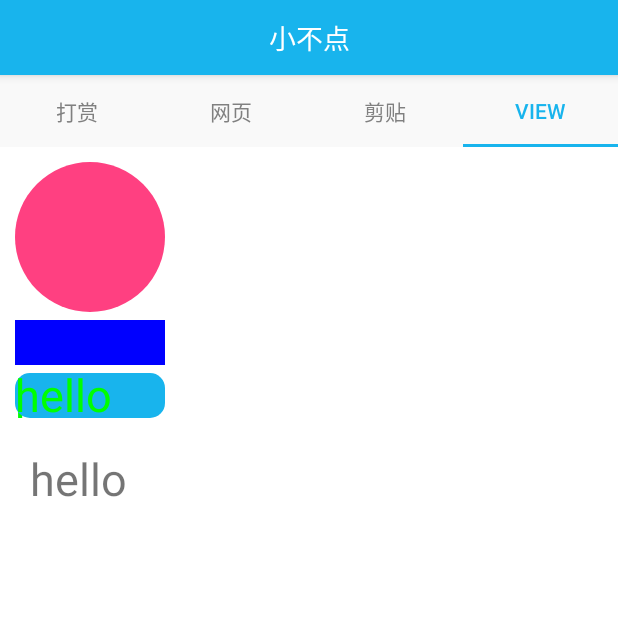
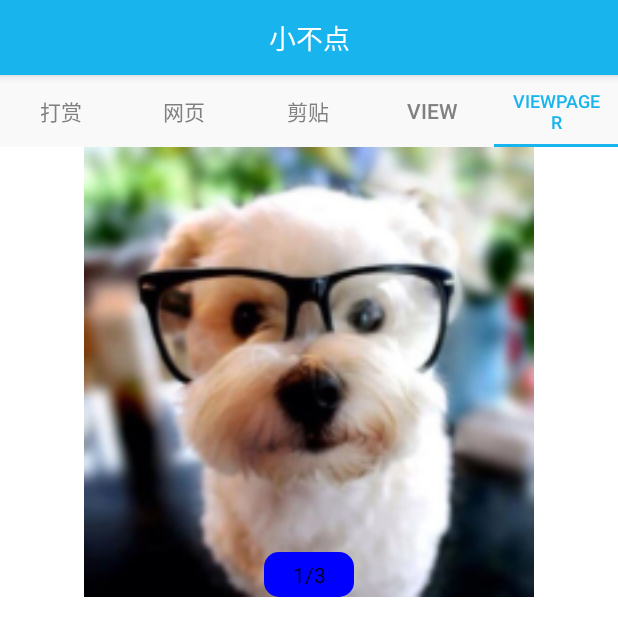
Before and after one commit to xbdcc/CUtils, an Android app: the screen it shows after launch (MainActivity), on a phone screen of 412 x 824 dp. Shown: the top 636 px of the screen. Run offline under Robolectric (Android 15) with nearby library versions, the phone set to English and light mode, and no system bars.

Commit message:
Add some classes.

```diff
--- /dev/null
+++ b/cutils/src/main/java/com/carlos/cutils/base/adapter/CBaseViewPagerAdapter.kt
@@ -0,0 +1,38 @@
+package com.carlos.cutils.base.adapter
+
+import android.view.LayoutInflater
+import android.view.View
+import android.view.ViewGroup
+import androidx.viewpager.widget.PagerAdapter
+
+/**
+ * 引导页
+ * Created by Carlos on 2020/4/16.
+ */
+abstract class CBaseViewPagerAdapter(open val mList: List<Any>) : PagerAdapter() {
+
+    override fun instantiateItem(container: ViewGroup, position: Int): Any {
+        val context = container.context
+        val itemView: View = LayoutInflater.from(context).inflate(layoutId(), container, false)
+        initView(itemView, position)
+        container.addView(itemView)
+        return itemView
+    }
+
+    abstract fun layoutId(): Int
+
+    abstract fun initView(itemView: View, position: Int)
+
+    override fun destroyItem(container: ViewGroup, position: Int, `object`: Any) {
+        container.removeView(`object` as View)
+    }
+
+    override fun isViewFromObject(view: View, `object`: Any): Boolean {
+        return view == `object`
+    }
+
+    override fun getCount(): Int {
+        return mList.size
+    }
+
+}
--- a/demo/src/main/java/com/carlos/cutils/demo/MainActivity.kt
+++ b/demo/src/main/java/com/carlos/cutils/demo/MainActivity.kt
@@ -4,10 +4,7 @@ import android.Manifest
 import android.os.Bundle
 import androidx.fragment.app.Fragment
 import com.carlos.cutils.base.adapter.CBaseMyPagerAdapter
-import com.carlos.cutils.demo.fragment.ClipFragment
-import com.carlos.cutils.demo.fragment.RewardFragment
-import com.carlos.cutils.demo.fragment.ViewFragment
-import com.carlos.cutils.demo.fragment.WebviewFragment
+import com.carlos.cutils.demo.fragment.*
 import com.carlos.cutils.listener.PermissionListener
 import com.carlos.cutils.util.LogUtils
 import kotlinx.android.synthetic.main.activity_main.*
@@ -18,8 +15,8 @@ class MainActivity : BaseActivity() {
 
     private val WECHAT_SERVICE_NAME = "com.carlos.grabredenvelope/.services.WechatService"
 
-    var fragments = mutableListOf<Fragment>( RewardFragment(), WebviewFragment(), ClipFragment(), ViewFragment())
-    var titles = mutableListOf("打赏", "网页", "剪贴", "View")
+    var fragments = mutableListOf<Fragment>( RewardFragment(), WebviewFragment(), ClipFragment(), ViewFragment(), ViewPagerFragment())
+    var titles = mutableListOf("打赏", "网页", "剪贴", "View", "ViewPager")
 
     override fun onCreate(savedInstanceState: Bundle?) {
         super.onCreate(savedInstanceState)
--- /dev/null
+++ b/demo/src/main/java/com/carlos/cutils/demo/adapter/ViewPagerAdapter.kt
@@ -0,0 +1,22 @@
+package com.carlos.cutils.demo.adapter
+
+import android.view.View
+import android.widget.ImageView
+import com.carlos.cutils.base.adapter.CBaseViewPagerAdapter
+import com.carlos.cutils.demo.R
+
+/**
+ * Created by Carlos on 2020/4/16.
+ */
+class ViewPagerAdapter(mList: List<Int>) : CBaseViewPagerAdapter(mList) {
+
+    override fun initView(itemView: View, position: Int) {
+        val imageView = itemView.findViewById<ImageView>(R.id.imageview)
+        imageView.setImageResource(mList[position] as Int)
+    }
+
+    override fun layoutId(): Int {
+        return R.layout.item_viewpager
+    }
+
+}
--- /dev/null
+++ b/demo/src/main/java/com/carlos/cutils/demo/fragment/ViewPagerFragment.kt
@@ -0,0 +1,42 @@
+package com.carlos.cutils.demo.fragment
+
+import android.view.View
+import androidx.viewpager.widget.ViewPager
+import com.carlos.cutils.demo.R
+import com.carlos.cutils.demo.adapter.ViewPagerAdapter
+import kotlinx.android.synthetic.main.fragment_viewpager.*
+
+/**
+ * Created by Carlos on 2020/4/16.
+ */
+class ViewPagerFragment : BaseFragment(R.layout.fragment_viewpager) {
+
+    private val resId = listOf(R.mipmap.xiaobudian, R.mipmap.ic_launcher, R.mipmap.xiaobudian)
+
+    override fun initView(view: View) {
+        super.initView(view)
+        val viewPagerAdapter = ViewPagerAdapter(resId)
+        viewpager.adapter = viewPagerAdapter
+        setTitle(0)
+        viewpager.addOnPageChangeListener(object : ViewPager.OnPageChangeListener {
+            override fun onPageScrollStateChanged(state: Int) {
+            }
+
+            override fun onPageScrolled(
+                position: Int,
+                positionOffset: Float,
+                positionOffsetPixels: Int
+            ) {
+            }
+
+            override fun onPageSelected(position: Int) {
+                setTitle(position)
+            }
+        })
+    }
+
+    private fun setTitle(position: Int) {
+        val text = "${position + 1}/${resId.size}"
+        title.text = text
+    }
+}
--- a/demo/src/main/res/layout/activity_imageview.xml
+++ b/demo/src/main/res/layout/activity_imageview.xml
@@ -9,6 +9,10 @@
         android:onClick="choosePic"
         android:text="选择图片"/>
 
+    <ListView
+        android:layout_width="wrap_content"
+        android:layout_height="wrap_content"
+        />
     <Button
         android:layout_width="wrap_content"
         android:layout_height="wrap_content"
--- /dev/null
+++ b/demo/src/main/res/layout/fragment_viewpager.xml
@@ -0,0 +1,27 @@
+<?xml version="1.0" encoding="utf-8"?>
+<androidx.constraintlayout.widget.ConstraintLayout xmlns:android="http://schemas.android.com/apk/res/android"
+    android:layout_width="match_parent"
+    android:layout_height="match_parent"
+    xmlns:app="http://schemas.android.com/apk/res-auto">
+
+    <androidx.viewpager.widget.ViewPager
+        android:id="@+id/viewpager"
+        android:layout_width="match_parent"
+        android:layout_height="300dp"
+        app:layout_constraintTop_toTopOf="parent"
+        app:layout_constraintStart_toStartOf="parent"
+        app:layout_constraintEnd_toEndOf="parent"/>
+
+    <com.carlos.cutils.view.RoundRectButton
+        android:id="@+id/title"
+        android:layout_width="60dp"
+        android:layout_height="30dp"
+        android:gravity="center"
+        app:layout_constraintBottom_toBottomOf="@id/viewpager"
+        app:layout_constraintStart_toStartOf="@id/viewpager"
+        app:layout_constraintEnd_toEndOf="@id/viewpager"
+        android:text="1/3"
+        app:radius="10dp"
+        />
+
+</androidx.constraintlayout.widget.ConstraintLayout>
--- /dev/null
+++ b/demo/src/main/res/layout/item_viewpager.xml
@@ -0,0 +1,16 @@
+<?xml version="1.0" encoding="utf-8"?>
+<androidx.constraintlayout.widget.ConstraintLayout xmlns:android="http://schemas.android.com/apk/res/android"
+    android:layout_width="match_parent"
+    android:layout_height="match_parent"
+    xmlns:app="http://schemas.android.com/apk/res-auto">
+
+    <ImageView
+        android:id="@+id/imageview"
+        android:layout_width="0dp"
+        android:layout_height="0dp"
+        app:layout_constraintTop_toTopOf="parent"
+        app:layout_constraintStart_toStartOf="parent"
+        app:layout_constraintEnd_toEndOf="parent"
+        app:layout_constraintBottom_toBottomOf="parent"
+        android:src="@mipmap/xiaobudian"/>
+</androidx.constraintlayout.widget.ConstraintLayout>
```
Also changed, not shown: cutils/src/main/java/com/carlos/cutils/view/CircleView.java (deleted, +0 -58 lines), demo/src/main/res/mipmap-xxxhdpi/xiaobudian.jpg (added), 6 other files.
